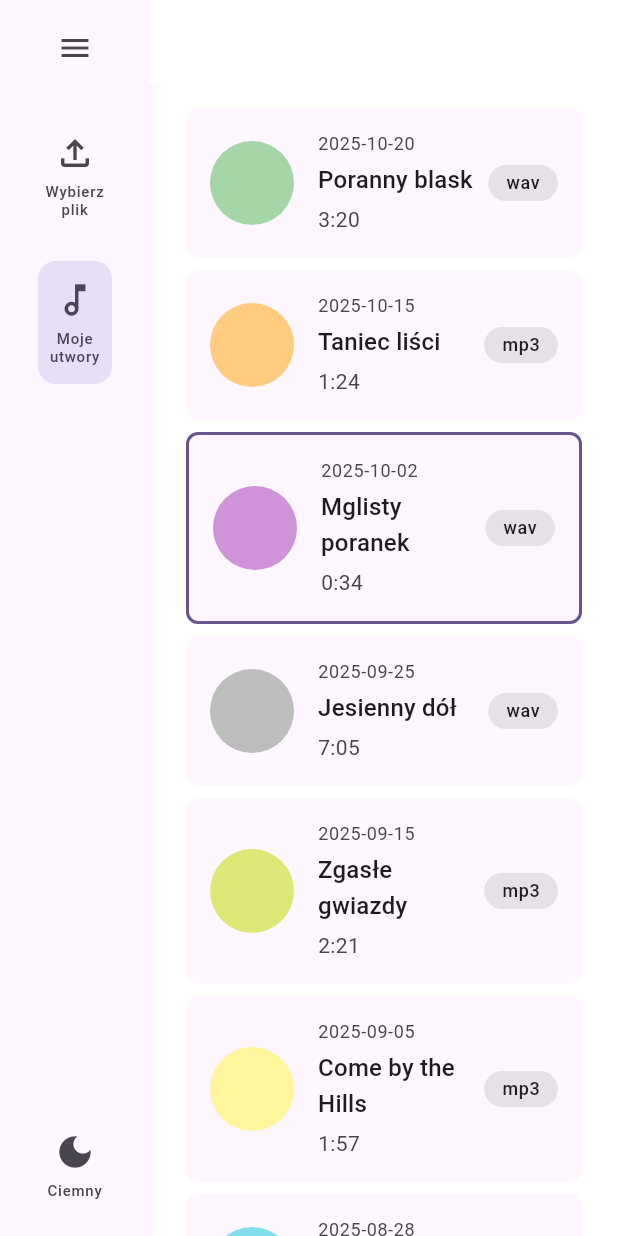
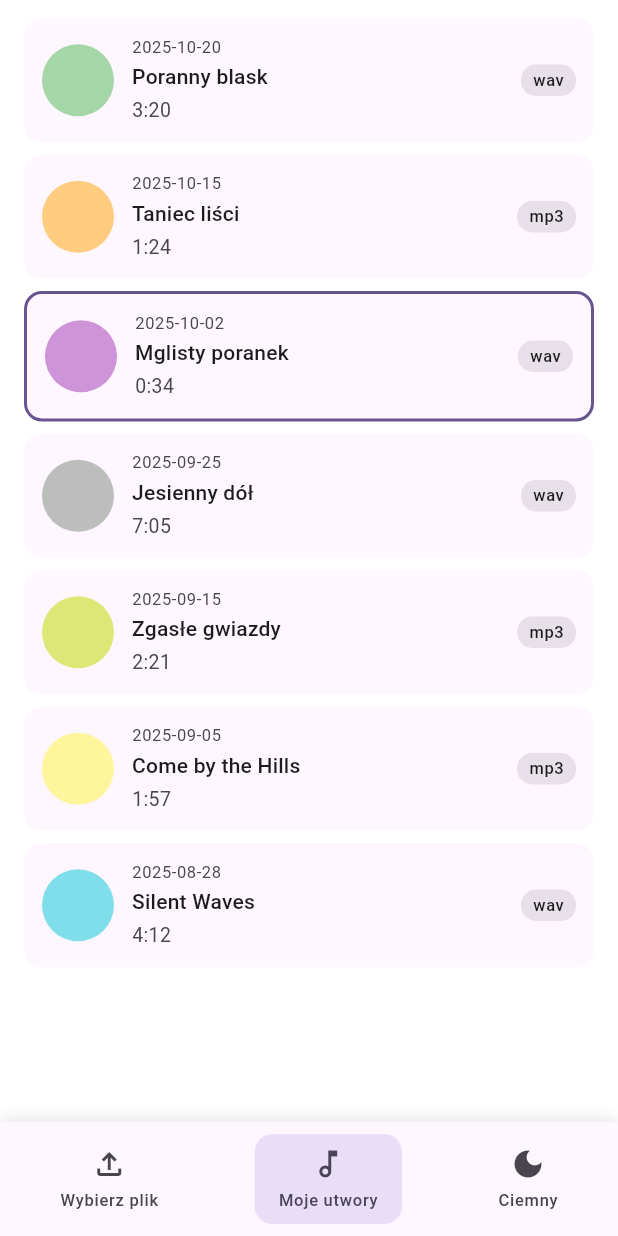
Before and after one commit to FastScore-uni/FastScore_frontend, a Flutter app: the MySongsPage screen opened by its route, on a phone screen of 412 x 824 dp. Run offline on Flutter 3.47's test engine with Material 3 defaults, Android fonts, the phone set to English and light mode, and no system bars; our stand-ins replace audio_video_progress_bar, audioplayers, firebase_core; missing offline and left inert: flutter_dropzone, flutter_inappwebview; accounts and stored records are empty.

Commit message:
feat: Added mobile friendly UI

```diff
--- a/lib/main.dart
+++ b/lib/main.dart
@@ -11,6 +11,7 @@ import 'firebase_options.dart';
 void main() async{
 
   WidgetsFlutterBinding.ensureInitialized();
+
   await Firebase.initializeApp(
     options: DefaultFirebaseOptions.currentPlatform,
   );
--- a/lib/pages/my_songs_page.dart
+++ b/lib/pages/my_songs_page.dart
@@ -1,6 +1,6 @@
 import 'package:flutter/material.dart';
 import 'package:flutter/gestures.dart';
-import 'package:fastscore_frontend/widgets/sidebar.dart';
+import 'package:fastscore_frontend/widgets/responsive_layout.dart';
 import 'package:fastscore_frontend/widgets/song_item.dart';
 
 
@@ -9,21 +9,18 @@ class MySongsPage extends StatelessWidget {
 
   @override
   Widget build(BuildContext context) {
-    return Scaffold(
+    final isMobile = MediaQuery.of(context).size.width < 600;
+
+    return ResponsiveLayout(
+      child: Scaffold(
         backgroundColor: Theme.of(context).colorScheme.surfaceContainerLowest,
-      body: Row(
-        children: [
-          const AppSidebar(),
-          Expanded(
-            child: Column(
-              children: [
-                AppBar(
+        appBar: isMobile ? null : AppBar(
           backgroundColor: Theme.of(context).colorScheme.surfaceContainerLowest,
           elevation: 0,
           automaticallyImplyLeading: false,
+          title: const Text('Moje utwory'),
         ),
-                Expanded(
-                  child: ScrollConfiguration(
+        body: ScrollConfiguration(
           behavior: ScrollConfiguration.of(context).copyWith(
             dragDevices: {
               PointerDeviceKind.touch,
@@ -31,7 +28,10 @@ class MySongsPage extends StatelessWidget {
             },
           ),
           child: ListView(
-                      padding: const EdgeInsets.symmetric(horizontal: 24, vertical: 16),
+            padding: EdgeInsets.symmetric(
+              horizontal: isMobile ? 16 : 24,
+              vertical: isMobile ? 12 : 16,
+            ),
             children: [
                       SongItem(
                             date: '2025-10-20',
@@ -158,11 +158,6 @@ class MySongsPage extends StatelessWidget {
                       ),
                     ),
                   ),
-                ],
-              ),
-            ),
-          ],
-        ),
                 );
   }
 }
--- /dev/null
+++ b/lib/widgets/bottom_nav_bar.dart
@@ -0,0 +1,113 @@
+import 'package:flutter/material.dart';
+import 'package:provider/provider.dart';
+import 'package:fastscore_frontend/theme/theme_provider.dart';
+
+class AppBottomNavBar extends StatelessWidget {
+  const AppBottomNavBar({super.key});
+
+  @override
+  Widget build(BuildContext context) {
+    final themeProvider = Provider.of<ThemeProvider>(context);
+    final currentRoute = ModalRoute.of(context)?.settings.name ?? '/';
+
+    return Container(
+      decoration: BoxDecoration(
+        color: Theme.of(context).colorScheme.surface,
+        boxShadow: [
+          BoxShadow(
+            color: Colors.black.withOpacity(0.1),
+            blurRadius: 8,
+            offset: const Offset(0, -2),
+          ),
+        ],
+      ),
+      child: SafeArea(
+        child: Padding(
+          padding: const EdgeInsets.symmetric(vertical: 8),
+          child: Row(
+            mainAxisAlignment: MainAxisAlignment.spaceAround,
+            children: [
+              _BottomNavButton(
+                icon: Icons.file_upload_outlined,
+                label: 'Wybierz plik',
+                isSelected: currentRoute == '/',
+                onPressed: () {
+                  Navigator.of(context).pushReplacementNamed('/');
+                },
+              ),
+              _BottomNavButton(
+                icon: Icons.music_note_outlined,
+                label: 'Moje utwory',
+                isSelected: currentRoute == '/my-songs',
+                onPressed: () {
+                  Navigator.of(context).pushReplacementNamed('/my-songs');
+                },
+              ),
+              _BottomNavButton(
+                icon: themeProvider.isDarkMode ? Icons.light_mode : Icons.dark_mode,
+                label: themeProvider.isDarkMode ? 'Jasny' : 'Ciemny',
+                isSelected: false,
+                onPressed: () {
+                  themeProvider.toggleTheme();
+                },
+              ),
+            ],
+          ),
+        ),
+      ),
+    );
+  }
+}
+
+class _BottomNavButton extends StatelessWidget {
+  final IconData icon;
+  final String label;
+  final bool isSelected;
+  final VoidCallback onPressed;
+
+  const _BottomNavButton({
+    required this.icon,
+    required this.label,
+    required this.isSelected,
+    required this.onPressed,
+  });
+
+  @override
+  Widget build(BuildContext context) {
+    return InkWell(
+      onTap: onPressed,
+      borderRadius: BorderRadius.circular(12),
+      child: Container(
+        padding: const EdgeInsets.symmetric(horizontal: 16, vertical: 8),
+        decoration: BoxDecoration(
+          color: isSelected
+              ? Theme.of(context).colorScheme.secondaryContainer
+              : Colors.transparent,
+          borderRadius: BorderRadius.circular(12),
+        ),
+        child: Column(
+          mainAxisSize: MainAxisSize.min,
+          children: [
+            Icon(
+              icon,
+              size: 24,
+              color: isSelected
+                  ? Theme.of(context).colorScheme.onSecondaryContainer
+                  : Theme.of(context).colorScheme.onSurfaceVariant,
+            ),
+            const SizedBox(height: 4),
+            Text(
+              label,
+              style: Theme.of(context).textTheme.labelSmall?.copyWith(
+                color: isSelected
+                    ? Theme.of(context).colorScheme.onSecondaryContainer
+                    : Theme.of(context).colorScheme.onSurfaceVariant,
+                fontSize: 11,
+              ),
+            ),
+          ],
+        ),
+      ),
+    );
+  }
+}
--- /dev/null
+++ b/lib/widgets/responsive_layout.dart
@@ -0,0 +1,39 @@
+import 'package:flutter/material.dart';
+import 'package:fastscore_frontend/widgets/sidebar.dart';
+import 'package:fastscore_frontend/widgets/bottom_nav_bar.dart';
+
+class ResponsiveLayout extends StatelessWidget {
+  final Widget child;
+  final bool showNavigation;
+
+  const ResponsiveLayout({
+    super.key,
+    required this.child,
+    this.showNavigation = true,
+  });
+
+  @override
+  Widget build(BuildContext context) {
+    return LayoutBuilder(
+      builder: (context, constraints) {
+        final isMobile = constraints.maxWidth < 600;
+
+        if (isMobile) {
+          // Mobile layout with bottom navigation
+          return Scaffold(
+            body: child,
+            bottomNavigationBar: showNavigation ? const AppBottomNavBar() : null,
+          );
+        } else {
+          // Desktop layout with sidebar
+          return Row(
+            children: [
+              if (showNavigation) const AppSidebar(),
+              Expanded(child: child),
+            ],
+          );
+        }
+      },
+    );
+  }
+}
--- a/lib/widgets/song_item.dart
+++ b/lib/widgets/song_item.dart
@@ -26,8 +26,10 @@ class SongItem extends StatelessWidget {
 
   @override
   Widget build(BuildContext context) {
+    final isMobile = MediaQuery.of(context).size.width < 600;
+
     return Container(
-      margin: const EdgeInsets.only(bottom: 8),
+      margin: EdgeInsets.only(bottom: isMobile ? 8 : 12),
       decoration: BoxDecoration(
         color: Theme.of(context).colorScheme.surface,
         border: isSelected
@@ -36,20 +38,20 @@ class SongItem extends StatelessWidget {
                 width: 2,
               )
             : null,
-        borderRadius: BorderRadius.circular(8),
+        borderRadius: BorderRadius.circular(isMobile ? 12 : 16),
       ),
       child: Material(
         color: Colors.transparent,
         child: InkWell(
           onTap: onTap ?? () {},
-          borderRadius: BorderRadius.circular(8),
+          borderRadius: BorderRadius.circular(isMobile ? 12 : 16),
           child: Padding(
-            padding: const EdgeInsets.all(16),
+            padding: EdgeInsets.all(isMobile ? 12 : 16),
             child: Row(
               children: [
                 // Avatar/Icon - can be color circle or image
-                _buildAvatar(),
-                const SizedBox(width: 16),
+                _buildAvatar(isMobile),
+                SizedBox(width: isMobile ? 12 : 16),
                 // Song details
                 Expanded(
                   child: Column(
@@ -59,21 +61,25 @@ class SongItem extends StatelessWidget {
                         date,
                         style: Theme.of(context).textTheme.bodySmall?.copyWith(
                           color: Theme.of(context).colorScheme.onSurfaceVariant,
-                          fontSize: 12,
+                          fontSize: isMobile ? 11 : 12,
                         ),
                       ),
-                      const SizedBox(height: 4),
+                      SizedBox(height: isMobile ? 2 : 4),
                       Text(
                         title,
                         style: Theme.of(context).textTheme.titleMedium?.copyWith(
                           fontWeight: FontWeight.w500,
+                          fontSize: isMobile ? 14 : 16,
                         ),
+                        maxLines: 1,
+                        overflow: TextOverflow.ellipsis,
                       ),
-                      const SizedBox(height: 4),
+                      SizedBox(height: isMobile ? 2 : 4),
                       Text(
                         duration,
                         style: Theme.of(context).textTheme.bodyMedium?.copyWith(
                           color: Theme.of(context).colorScheme.onSurfaceVariant,
+                          fontSize: isMobile ? 13 : 14,
                         ),
                       ),
                     ],
@@ -81,15 +87,19 @@ class SongItem extends StatelessWidget {
                 ),
                 // Format badge
                 Container(
-                  padding: const EdgeInsets.symmetric(horizontal: 12, vertical: 4),
+                  padding: EdgeInsets.symmetric(
+                    horizontal: isMobile ? 8 : 12,
+                    vertical: isMobile ? 3 : 4,
+                  ),
                   decoration: BoxDecoration(
                     color: Theme.of(context).colorScheme.surfaceContainerHighest,
-                    borderRadius: BorderRadius.circular(12),
+                    borderRadius: BorderRadius.circular(isMobile ? 10 : 12),
                   ),
                   child: Text(
                     format,
                     style: Theme.of(context).textTheme.bodySmall?.copyWith(
                       fontWeight: FontWeight.w500,
+                      fontSize: isMobile ? 11 : 12,
                     ),
                   ),
                 ),
@@ -101,10 +111,11 @@ class SongItem extends StatelessWidget {
     );
   }
 
-  Widget _buildAvatar() {
+  Widget _buildAvatar([bool isMobile = false]) {
+    final size = isMobile ? 48.0 : 56.0;
     return Container(
-      width: 56,
-      height: 56,
+      width: size,
+      height: size,
       decoration: BoxDecoration(
         color: color ?? Colors.grey.shade300,
         shape: BoxShape.circle,
```
Also changed, not shown: lib/home_page.dart (+12 -17 lines), lib/pages/notes_page.dart (+11 -10 lines), lib/widgets/split_button.dart (+23 -15 lines), firebase.json, 2 other files. Lines whose indentation alone changed are shown as unchanged.
